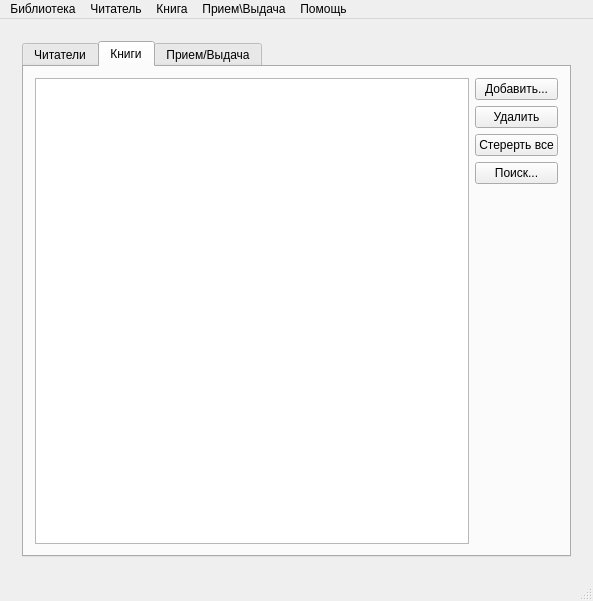
Qt form Library_db/mainwindow.ui (AaccrraA/Library) before a commit.
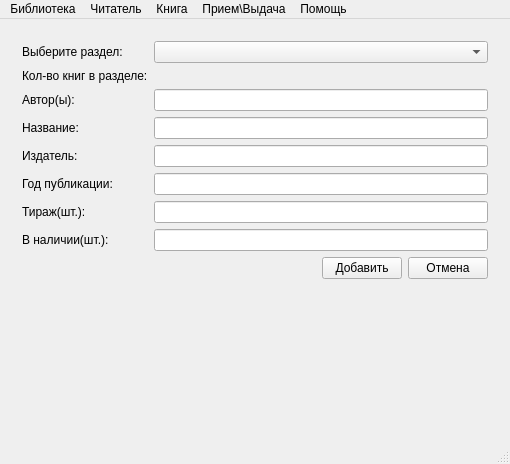
The same form after that commit. The open tabs and pages were chosen to show the change.

Commit message: Almost Book class done

```diff
--- a/Library_db/mainwindow.ui
+++ b/Library_db/mainwindow.ui
@@ -6,8 +6,8 @@
    <rect>
     <x>0</x>
     <y>0</y>
-    <width>593</width>
-    <height>601</height>
+    <width>510</width>
+    <height>464</height>
    </rect>
   </property>
   <property name="windowTitle">
@@ -24,7 +24,7 @@
        <bool>true</bool>
       </property>
       <property name="currentIndex">
-       <number>0</number>
+       <number>2</number>
       </property>
       <widget class="QWidget" name="library_page">
        <property name="enabled">
@@ -210,17 +210,72 @@
            </attribute>
            <layout class="QHBoxLayout" name="horizontalLayout_3">
             <item>
-             <widget class="QTableWidget" name="book_tableWidget">
-              <attribute name="horizontalHeaderCascadingSectionResizes">
-               <bool>false</bool>
-              </attribute>
-              <attribute name="horizontalHeaderDefaultSectionSize">
-               <number>150</number>
-              </attribute>
-              <attribute name="verticalHeaderDefaultSectionSize">
-               <number>25</number>
-              </attribute>
-             </widget>
+             <layout class="QVBoxLayout" name="verticalLayout_5">
+              <item>
+               <widget class="QTableWidget" name="book_tableWidget">
+                <attribute name="horizontalHeaderCascadingSectionResizes">
+                 <bool>false</bool>
+                </attribute>
+                <attribute name="horizontalHeaderDefaultSectionSize">
+                 <number>150</number>
+                </attribute>
+                <attribute name="verticalHeaderDefaultSectionSize">
+                 <number>25</number>
+                </attribute>
+               </widget>
+              </item>
+              <item>
+               <layout class="QVBoxLayout" name="verticalLayout_8">
+                <property name="topMargin">
+                 <number>0</number>
+                </property>
+                <item>
+                 <layout class="QHBoxLayout" name="horizontalLayout_10">
+                  <item>
+                   <widget class="QLabel" name="search_book_label">
+                    <property name="text">
+                     <string>Введите для поиска:</string>
+                    </property>
+                   </widget>
+                  </item>
+                  <item>
+                   <widget class="QLineEdit" name="search_book_lineEdit"/>
+                  </item>
+                  <item>
+                   <widget class="QPushButton" name="search_book_pushButton_2">
+                    <property name="text">
+                     <string>Найти</string>
+                    </property>
+                   </widget>
+                  </item>
+                 </layout>
+                </item>
+                <item>
+                 <widget class="QGroupBox" name="search_book_parameters_groupBox">
+                  <property name="title">
+                   <string>Поиск по:</string>
+                  </property>
+                  <layout class="QGridLayout" name="gridLayout_2">
+                   <item row="0" column="0" colspan="2">
+                    <widget class="QRadioButton" name="search_book_by_Code_radioButton">
+                     <property name="text">
+                      <string>Шифру</string>
+                     </property>
+                    </widget>
+                   </item>
+                   <item row="1" column="0" colspan="2">
+                    <widget class="QRadioButton" name="search_book_by_author_or_title_radioButton">
+                     <property name="text">
+                      <string>Автору или названию</string>
+                     </property>
+                    </widget>
+                   </item>
+                  </layout>
+                 </widget>
+                </item>
+               </layout>
+              </item>
+             </layout>
             </item>
             <item>
              <layout class="QVBoxLayout" name="verticalLayout_4">
@@ -248,7 +303,7 @@
               <item>
                <widget class="QPushButton" name="search_book_pushButton">
                 <property name="text">
-                 <string>Поиск...</string>
+                 <string>Показать все</string>
                 </property>
                </widget>
               </item>
@@ -490,8 +545,131 @@
           </item>
          </layout>
         </item>
+       </layout>
+      </widget>
+      <widget class="QWidget" name="create_book_page">
+       <layout class="QFormLayout" name="formLayout_2">
+        <property name="fieldGrowthPolicy">
+         <enum>QFormLayout::AllNonFixedFieldsGrow</enum>
+        </property>
+        <item row="0" column="0">
+         <widget class="QLabel" name="cb_section_label">
+          <property name="text">
+           <string>Выберите раздел:</string>
+          </property>
+         </widget>
+        </item>
+        <item row="0" column="1">
+         <layout class="QHBoxLayout" name="horizontalLayout_11">
+          <item>
+           <widget class="QComboBox" name="cb_section_comboBox"/>
+          </item>
+         </layout>
+        </item>
+        <item row="2" column="0">
+         <widget class="QLabel" name="cb_authors_label">
+          <property name="text">
+           <string>Автор(ы):</string>
+          </property>
+         </widget>
+        </item>
+        <item row="2" column="1">
+         <widget class="QLineEdit" name="cb_authors_lineEdit"/>
+        </item>
+        <item row="3" column="0">
+         <widget class="QLabel" name="cb_title_label">
+          <property name="text">
+           <string>Название:</string>
+          </property>
+         </widget>
+        </item>
+        <item row="3" column="1">
+         <widget class="QLineEdit" name="cb_title_lineEdit"/>
+        </item>
+        <item row="4" column="0">
+         <widget class="QLabel" name="cb_publisher_label">
+          <property name="text">
+           <string>Издатель:</string>
+          </property>
+         </widget>
+        </item>
+        <item row="4" column="1">
+         <widget class="QLineEdit" name="cb_publisher_lineEdit"/>
+        </item>
+        <item row="5" column="0">
+         <widget class="QLabel" name="cb_year_of_publishing_label">
+          <property name="text">
+           <string>Год публикации:</string>
+          </property>
+         </widget>
+        </item>
+        <item row="5" column="1">
+         <widget class="QLineEdit" name="cb_year_of_publication_lineEdit"/>
+        </item>
+        <item row="6" column="0">
+         <widget class="QLabel" name="cb_all_copies_label">
+          <property name="text">
+           <string>Тираж(шт.):</string>
+          </property>
+         </widget>
+        </item>
+        <item row="6" column="1">
+         <widget class="QLineEdit" name="cb_all_copies_lineEdit"/>
+        </item>
+        <item row="7" column="0">
+         <widget class="QLabel" name="cb_copies_in_stock_label">
+          <property name="text">
+           <string>В наличии(шт.):</string>
+          </property>
+         </widget>
+        </item>
         <item row="7" column="1">
-         <widget class="QLineEdit" name="cr_adress_lineEdit"/>
+         <widget class="QLineEdit" name="cb_copies_in_stock_lineEdit"/>
+        </item>
+        <item row="8" column="0" colspan="2">
+         <layout class="QHBoxLayout" name="horizontalLayout_6">
+          <item>
+           <spacer name="horizontalSpacer_3">
+            <property name="orientation">
+             <enum>Qt::Horizontal</enum>
+            </property>
+            <property name="sizeHint" stdset="0">
+             <size>
+              <width>40</width>
+              <height>20</height>
+             </size>
+            </property>
+           </spacer>
+          </item>
+          <item>
+           <widget class="QPushButton" name="cb_ok_pushButton">
+            <property name="text">
+             <string>Добавить</string>
+            </property>
+           </widget>
+          </item>
+          <item>
+           <widget class="QPushButton" name="cb_cancel_pushButton">
+            <property name="text">
+             <string>Отмена</string>
+            </property>
+           </widget>
+          </item>
+         </layout>
+        </item>
+        <item row="1" column="1">
+         <widget class="QLabel" name="cb_section_count_label">
+          <property name="text">
+           <string/>
+          </property>
+         </widget>
+        </item>
+        <item row="1" column="0">
+         <widget class="QLabel" name="cb_section_count_label_2">
+          <property name="text">
+           <string>Кол-во книг в разделе:</string>
+          </property>
+         </widget>
         </item>
        </layout>
       </widget>
@@ -507,7 +685,7 @@
     <rect>
      <x>0</x>
      <y>0</y>
-     <width>593</width>
+     <width>510</width>
      <height>21</height>
     </rect>
    </property>
```
Left out of the diff: 30 changed lines with no effect on the pictures. The commit also changes 13 other files.
